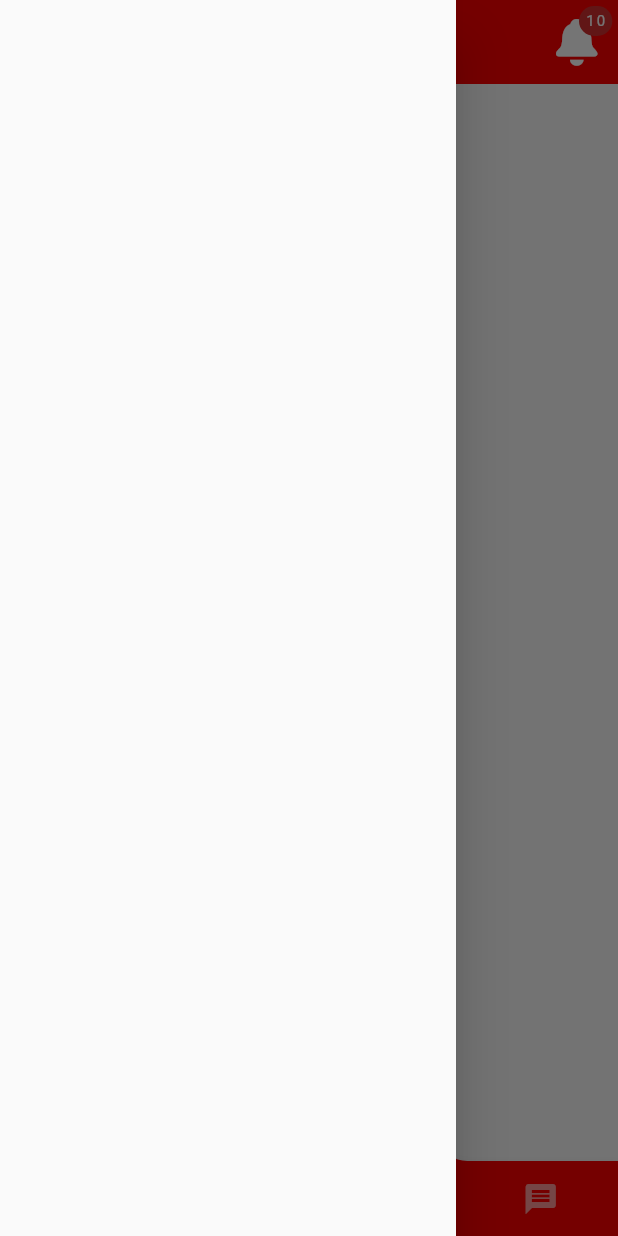
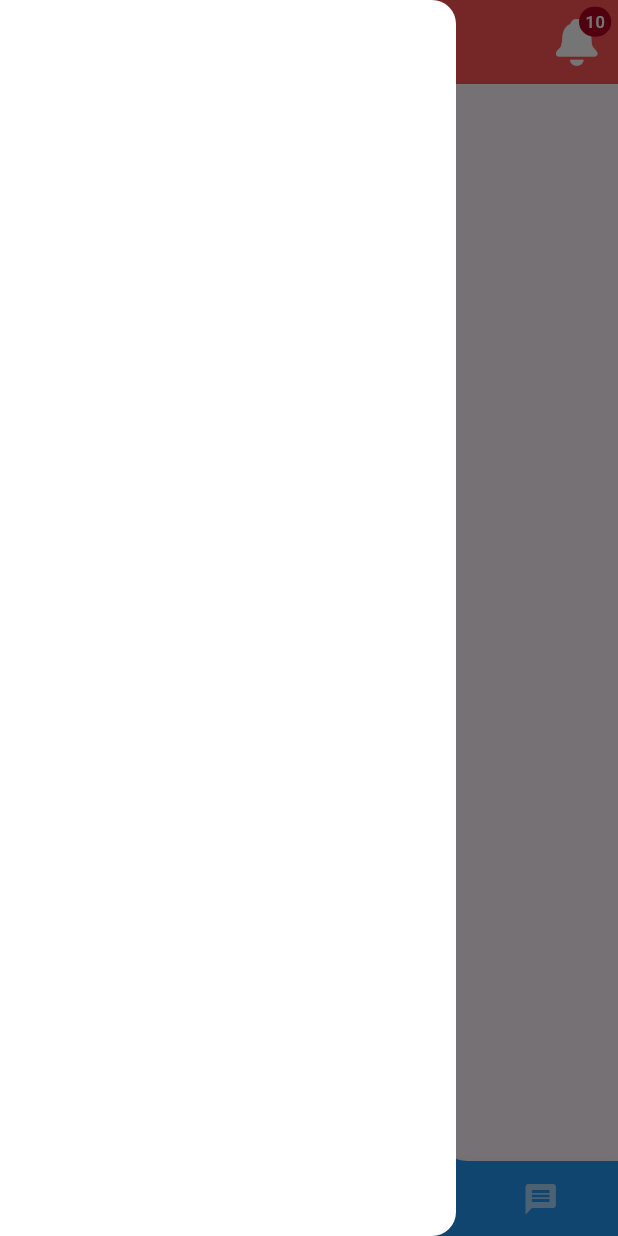
Before and after one commit to yah84h/bbc, a Flutter app: the screen it shows after launch, item 3 of the bottom bar chosen, with the side drawer open, on a phone screen of 412 x 824 dp. Run offline on Flutter 3.47's test engine with Material 2 defaults, Android fonts, the light colour scheme and no system bars; drawn by our look-alikes of convex_bottom_bar; our stand-ins replace flutter_native_splash, google_fonts, webview_flutter; network calls fail.

Commit message:
setting theme

```diff
--- a/lib/main.dart
+++ b/lib/main.dart
@@ -19,10 +19,12 @@ class MyApp extends StatelessWidget {
   // This widget is the root of your application.
   @override
   Widget build(BuildContext context) {
-    return const MaterialApp(
+    return MaterialApp(
       title: AppName.name,
+      theme: UtilsSettingTheme.light(),
+      darkTheme: UtilsSettingTheme.dark(),
       debugShowCheckedModeBanner: false,
-      home: ViewHome(),
+      home: const ViewHome(),
     );
   }
 }
--- a/lib/utils/import/u_imports_app.dart
+++ b/lib/utils/import/u_imports_app.dart
@@ -34,3 +34,4 @@ part '../../constant/app_name.dart';
 
 ///utils
 part '../theme/u_color.dart';
+part '../theme/u_setting_theme.dart';
--- /dev/null
+++ b/lib/utils/theme/u_setting_theme.dart
@@ -0,0 +1,32 @@
+part of '../import/u_imports_app.dart';
+
+class UtilsSettingTheme {
+  /// [light] return theme light screen
+  static ThemeData light() {
+    return ThemeData.light(useMaterial3: true).copyWith(
+      colorScheme: ColorScheme.light(primary: UtilsColor.purple),
+      // appBar theme
+      appBarTheme: AppBarTheme(
+        backgroundColor: UtilsColor.redAccent,
+        titleTextStyle:
+            GoogleFonts.blackOpsOne(fontSize: 35, color: UtilsColor.white),
+        elevation: 0,
+        centerTitle: true,
+        iconTheme: IconThemeData(size: 35, color: UtilsColor.white),
+      ),
+    );
+  }
+
+  /// [dark] return theme dark Screen
+
+  static ThemeData dark() {
+    return ThemeData.dark(useMaterial3: true).copyWith(
+      // appBar theme
+      appBarTheme: AppBarTheme(
+        elevation: 5,
+        centerTitle: true,
+        titleTextStyle: GoogleFonts.blackOpsOne(fontSize: 35),
+      ),
+    );
+  }
+}
--- a/lib/widgets/w_appbar.dart
+++ b/lib/widgets/w_appbar.dart
@@ -6,13 +6,7 @@ class WidgetAppBar extends StatelessWidget implements PreferredSizeWidget {
   @override
   Widget build(BuildContext context) {
     return AppBar(
-      elevation: 0,
-      backgroundColor: UtilsColor.red,
-      iconTheme: const IconThemeData(size: 35, color: Colors.white),
-      title: Text(
-        'BBC',
-        style: GoogleFonts.blackOpsOne(fontSize: 35),
-      ),
+      title: const Text('BBC'),
       actions: const [
         Padding(
           padding: EdgeInsets.all(10.0),
--- a/lib/widgets/w_bottom_nav.dart
+++ b/lib/widgets/w_bottom_nav.dart
@@ -14,7 +14,6 @@ class WidgetBottomNav extends StatelessWidget {
   Widget build(BuildContext context) {
     return ConvexAppBar(
       initialActiveIndex: currentSelected,
-      backgroundColor: UtilsColor.red,
       style: TabStyle.flip,
       items: const [
         TabItem(icon: Icons.home, title: 'Home'),
```
